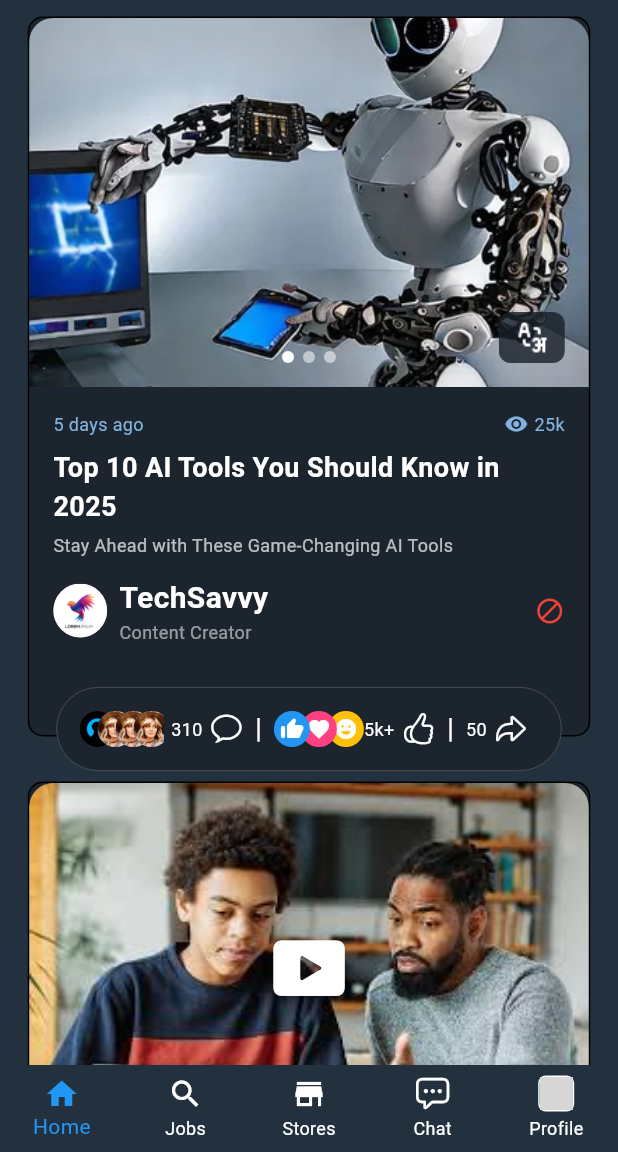
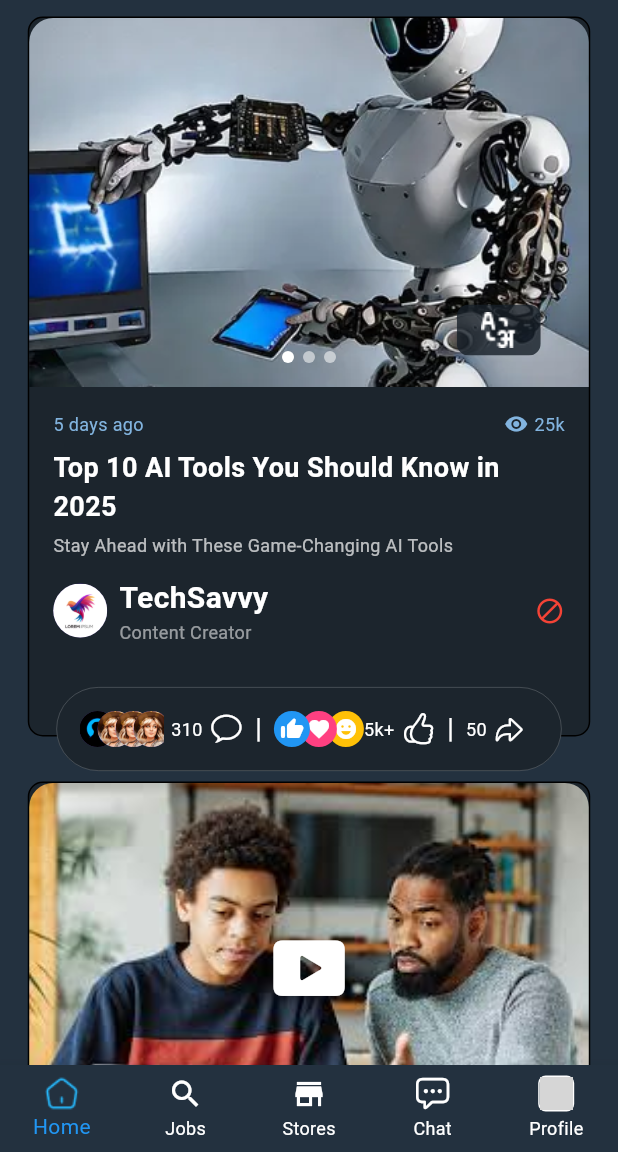
Before and after one commit to rajni2002491/BlueCs, a Flutter app: the screen it shows after launch, scrolled down 576 dp, on a phone screen of 412 x 824 dp, the part 84-1236 px from its top. Run offline on Flutter 3.47's test engine with Material 3 defaults, Android fonts, the phone set to English and light mode, and no system bars; grey boxes are pictures that could not be loaded.

Commit message:
fix language image position

```diff
--- a/lib/home_page.dart
+++ b/lib/home_page.dart
@@ -104,7 +104,13 @@ class HomePage extends StatelessWidget {
         unselectedItemColor: Colors.white,
         type: BottomNavigationBarType.fixed,
         items: [
-          BottomNavigationBarItem(icon: Icon(Icons.home), label: 'Home'),
+          BottomNavigationBarItem(
+              icon: Image.asset(
+                'assets/images/home.png',
+                width: 24,
+                height: 24,
+              ),
+              label: 'Home'),
           BottomNavigationBarItem(icon: Icon(Icons.search), label: 'Jobs'),
           BottomNavigationBarItem(icon: Icon(Icons.store), label: 'Stores'),
           BottomNavigationBarItem(
--- a/lib/widgets.dart
+++ b/lib/widgets.dart
@@ -49,16 +49,19 @@ class PostCard extends StatelessWidget {
                         ),
                       ),
                       Positioned(
-                        bottom: 16,
-                        right: 16,
+                        top: 191,
+                        left: 285,
                         child: ClipRRect(
                           borderRadius: BorderRadius.circular(8),
-                          child: SizedBox(
-                            width: 44,
+                          child: Container(
+                            width: 56,
                             height: 34,
+                            color: Color(0xCC161F28),
+                            padding: EdgeInsets.symmetric(
+                                horizontal: 9, vertical: 5),
                             child: Image.asset(
                               'assets/images/language.png',
-                              fit: BoxFit.cover,
+                              fit: BoxFit.contain,
                             ),
                           ),
                         ),
@@ -211,16 +214,19 @@ class VideoCard extends StatelessWidget {
                         ),
                       ),
                       Positioned(
-                        bottom: 16,
-                        right: 16,
+                        top: 191,
+                        left: 285,
                         child: ClipRRect(
                           borderRadius: BorderRadius.circular(8),
-                          child: SizedBox(
-                            width: 44,
+                          child: Container(
+                            width: 56,
                             height: 34,
+                            color: Color(0xCC161F28),
+                            padding: EdgeInsets.symmetric(
+                                horizontal: 9, vertical: 5),
                             child: Image.asset(
                               'assets/images/language.png',
-                              fit: BoxFit.cover,
+                              fit: BoxFit.contain,
                             ),
                           ),
                         ),
@@ -378,16 +384,19 @@ class TextCard extends StatelessWidget {
                         ),
                         // Language icon
                         Positioned(
-                          bottom: 16,
-                          right: 16,
+                          top: 191,
+                          left: 285,
                           child: ClipRRect(
                             borderRadius: BorderRadius.circular(8),
-                            child: SizedBox(
-                              width: 44,
+                            child: Container(
+                              width: 56,
                               height: 34,
+                              color: Color(0xCC161F28),
+                              padding: EdgeInsets.symmetric(
+                                  horizontal: 9, vertical: 5),
                               child: Image.asset(
                                 'assets/images/language.png',
-                                fit: BoxFit.cover,
+                                //fit: BoxFit.cover,
                               ),
                             ),
                           ),
@@ -441,7 +450,8 @@ class TextCard extends StatelessWidget {
                                 SizedBox(width: 4),
                                 Text("25k",
                                     style: TextStyle(
-                                        color: Color(0xFF82B4DF), fontSize: 12)),
+                                        color: Color(0xFF82B4DF),
+                                        fontSize: 12)),
                               ],
                             )
                           ],
@@ -546,7 +556,8 @@ class PollCard extends StatelessWidget {
                                 const SizedBox(width: 4),
                                 Text('25k',
                                     style: TextStyle(
-                                        color: Color(0xFF82B4DF), fontSize: 12)),
+                                        color: Color(0xFF82B4DF),
+                                        fontSize: 12)),
                               ],
                             ),
                           ],
@@ -759,7 +770,7 @@ class ActionBar extends StatelessWidget {
             Text('50', style: TextStyle(color: Colors.white, fontSize: 12)),
             const SizedBox(width: 5),
             Icon(CupertinoIcons.arrowshape_turn_up_right,
-                color: Colors.white, size: 22),
+                color: Colors.white, size: 20),
           ],
         ),
       ),
```
Also changed, not shown: assets/images/home.png (added), assets/images/language.png.
